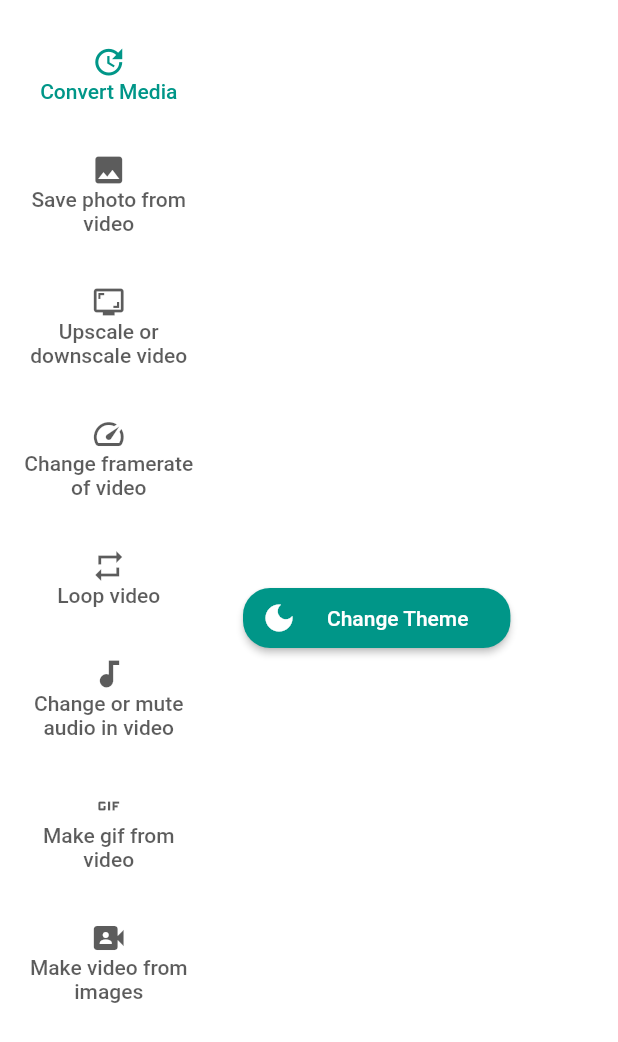
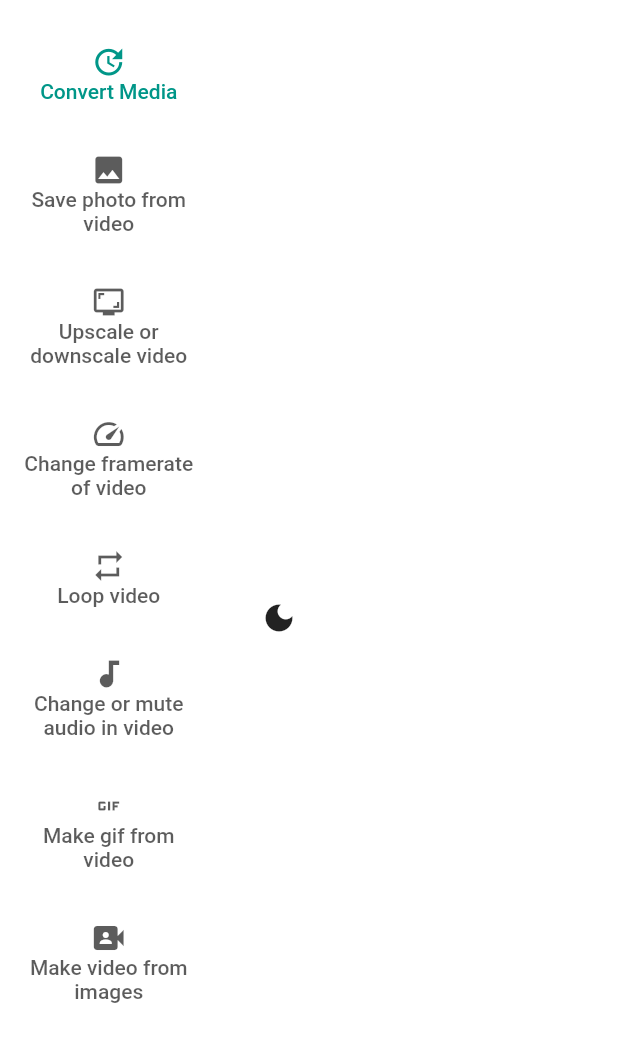
Before and after one commit to aswinmurali-io/osumffmpeg, a Flutter app: the screen it shows after launch, on a phone screen of 412 x 824 dp. Shown: the top 1042 px of the screen. Run offline on Flutter 3.47's test engine with Material 2 defaults, Android fonts, the phone set to English and light mode, and no system bars; our stand-ins replace animate_do, flutter_riverpod; missing offline and left inert: flutter_acrylic; project files that could hold a hidden picture were left out.

Commit message:
converts theme button to icon button

```diff
--- a/lib/components/theme_button.dart
+++ b/lib/components/theme_button.dart
@@ -25,20 +25,10 @@ class ThemeButton extends ConsumerWidget {
     final theme = ref.watch(ThemeProvider.provider);
     final themeNotifier = ref.watch(ThemeProvider.provider.notifier);
 
-    return ElevatedButton.icon(
-      style: ButtonStyle(
-        shape: MaterialStateProperty.all(
-          RoundedRectangleBorder(
-            borderRadius: BorderRadius.circular(18),
-          ),
-        ),
-      ),
+    return IconButton(
+      tooltip: 'Change theme',
       onPressed: themeNotifier.toggleTheme,
       icon: Icon(getIconBasedOnTheme(theme)),
-      label: const Padding(
-        padding: EdgeInsets.all(12),
-        child: Text('Change Theme'),
-      ),
     );
   }
 }
```
